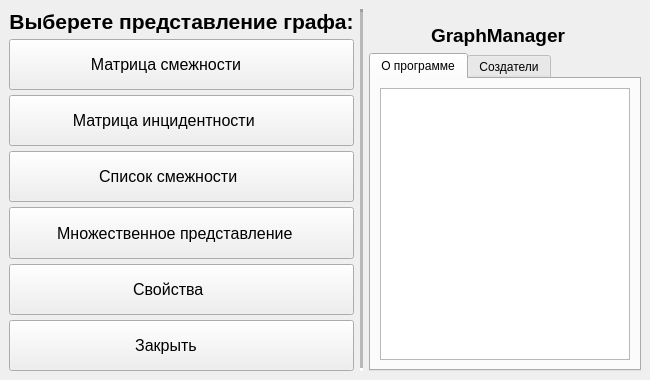
First picture: the form in mainwindow.ui, repository Laitielly/BiblioGraph, before the edit.
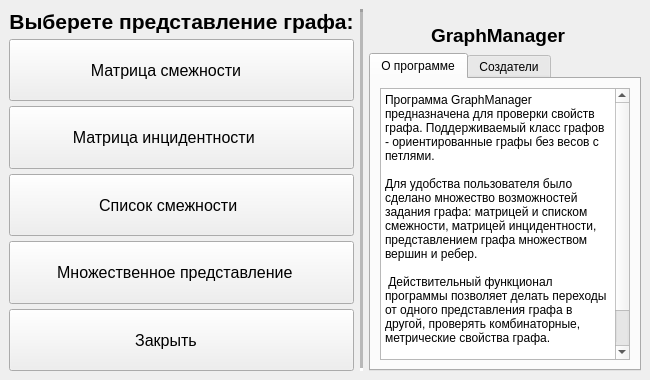
Second picture: the form after the edit. The open tabs and pages were chosen to show the change. Icons and pictures are not drawn.

Diff of the .ui file:
```diff
--- a/mainwindow.ui
+++ b/mainwindow.ui
@@ -100,6 +100,15 @@
             <property name="readOnly">
              <bool>true</bool>
             </property>
+            <property name="plainText">
+             <string>Программа GraphManager предназначена для проверки свойств графа. Поддерживаемый класс графов - ориентированные графы без весов с петлями. 
+
+Для удобства пользователя было сделано множество возможностей задания графа: матрицей и списком смежности, матрицей инцидентности, представлением графа множеством вершин и ребер.
+
+ Действительный функционал программы позволяет делать переходы от одного представления графа в другой, проверять комбинаторные, метрические свойства графа.
+
+почта проекта: vovanbotan22@gmail.com</string>
+            </property>
            </widget>
           </item>
          </layout>
@@ -326,37 +335,6 @@
           </property>
          </widget>
         </item>
-        <item>
-         <widget class="QPushButton" name="btn_properties">
-          <property name="sizePolicy">
-           <sizepolicy hsizetype="Minimum" vsizetype="Minimum">
-            <horstretch>0</horstretch>
-            <verstretch>10</verstretch>
-           </sizepolicy>
-          </property>
-          <property name="font">
-           <font>
-            <pointsize>12</pointsize>
-           </font>
-          </property>
-          <property name="layoutDirection">
-           <enum>Qt::LeftToRight</enum>
-          </property>
-          <property name="text">
-           <string>                     Свойства                           </string>
-          </property>
-          <property name="icon">
-           <iconset resource="resources.qrc">
-            <normaloff>:/resourses/matrix.png</normaloff>:/resourses/matrix.png</iconset>
-          </property>
-          <property name="iconSize">
-           <size>
-            <width>32</width>
-            <height>32</height>
-           </size>
-          </property>
-         </widget>
-        </item>
         <item>
          <widget class="QPushButton" name="mainExit">
           <property name="sizePolicy">
```
Left out of the diff: 2 changed lines with no effect on the pictures.
